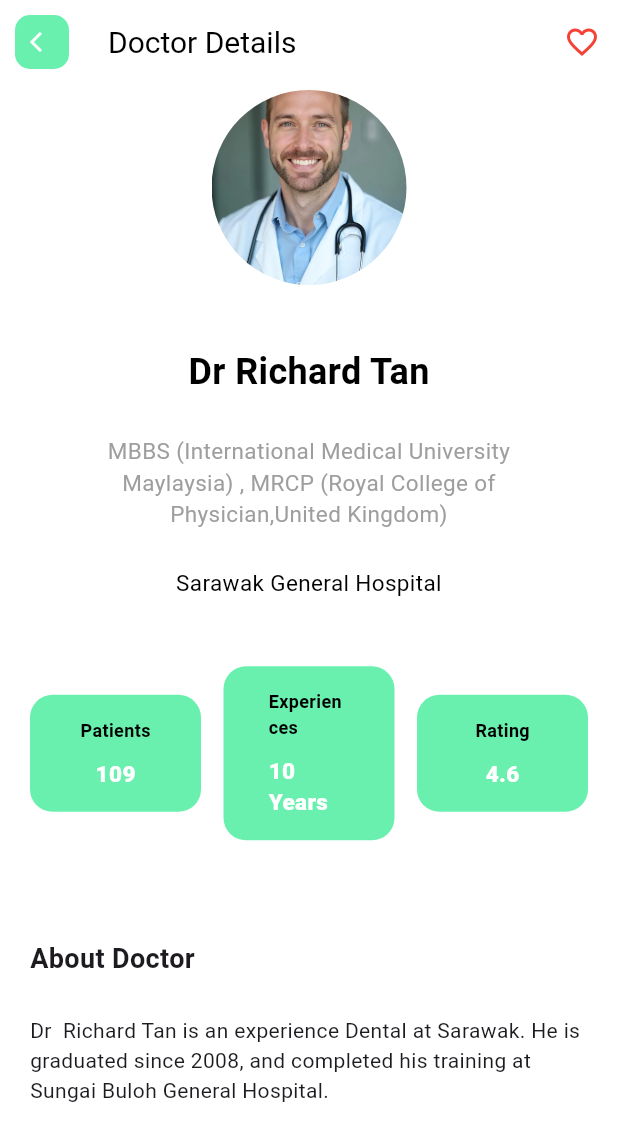
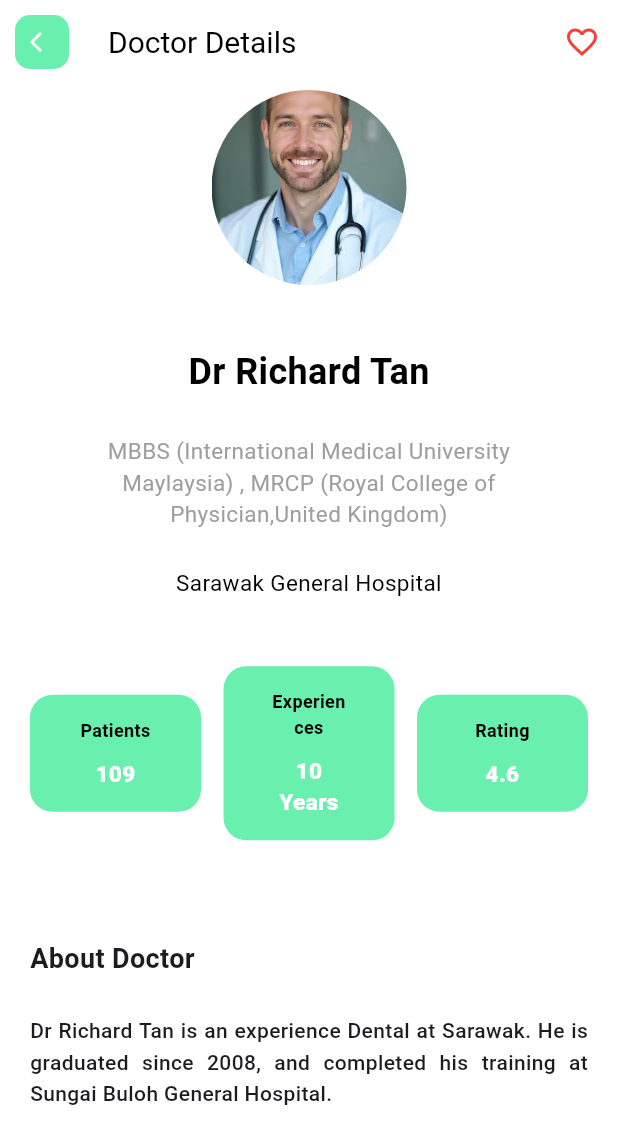
Before and after one commit to natanmuletahunde/DR-Apponitment_app, a Flutter app: the DoctorDetails screen opened by its route, on a phone screen of 412 x 824 dp. Shown: the top 1144 px of the screen. Run offline on Flutter 3.47's test engine with Material 3 defaults, Android fonts, the phone set to English and light mode, and no system bars; our stand-ins replace font_awesome_flutter.

```diff
--- a/lib/screens/auth_page.dart
+++ b/lib/screens/auth_page.dart
@@ -19,6 +19,7 @@ class _AuthPageState extends State<AuthPage> {
       body: Padding(
         padding: const EdgeInsets.symmetric(horizontal: 15, vertical: 15),
         child: SafeArea(
+          child: SingleChildScrollView(  // Wrap the Column in SingleChildScrollView
             child: Column(
               mainAxisAlignment: MainAxisAlignment.start,
               crossAxisAlignment: CrossAxisAlignment.start,
@@ -145,6 +146,7 @@ class _AuthPageState extends State<AuthPage> {
             ),
           ),
         ),
+      ),
     );
   }
 }
--- a/lib/screens/doctor_details.dart
+++ b/lib/screens/doctor_details.dart
@@ -121,7 +121,12 @@ class DetailBody extends StatelessWidget {
             ),
             Config.spaceSmall,
             const Text(
-                'Dr  Richard Tan is an experience Dental at Sarawak. He is graduated since 2008, and completed his training at Sungai Buloh General Hospital.')
+                'Dr  Richard Tan is an experience Dental at Sarawak. He is graduated since 2008, and completed his training at Sungai Buloh General Hospital.' ,
+                style: TextStyle(
+                  fontWeight: FontWeight.w500,height: 1.5,
+                ),
+                softWrap: true,
+                textAlign: TextAlign.justify,)
           ],
         ));
   }
@@ -170,17 +175,21 @@ class InfoCard extends StatelessWidget {
           borderRadius: BorderRadius.circular(15), color: Config.primaryColor),
       padding: const EdgeInsets.symmetric(horizontal: 30, vertical: 15),
       child: Column(
+        mainAxisAlignment: MainAxisAlignment.center,  // Center text vertically
+        crossAxisAlignment: CrossAxisAlignment.center, // Center text horizontally
         children: <Widget>[
           Text(
             label,
             style: const TextStyle(
                 color: Colors.black, fontSize: 12, fontWeight: FontWeight.w600),
+            textAlign: TextAlign.center,  // Align label text in center
           ),
           const SizedBox(height: 10),
           Text(
             value,
             style: const TextStyle(
                 color: Colors.white, fontSize: 15, fontWeight: FontWeight.w800),
+            textAlign: TextAlign.center,  // Align value text in center
           ),
         ],
       ),
```
Lines whose indentation alone changed are shown as unchanged.
